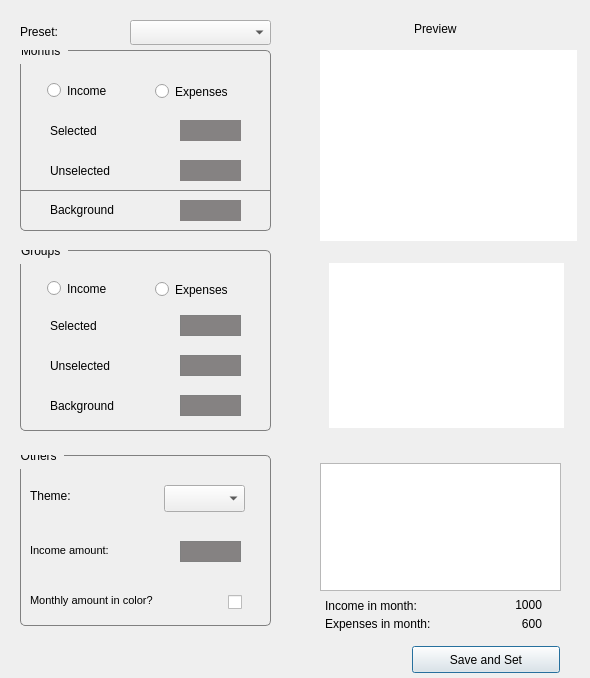
The window that keibomoneytracker/themecolorsdialog.ui (Carlos-CDM/Keibo-MoneyTracker) describes before a commit, drawn with Qt 5.
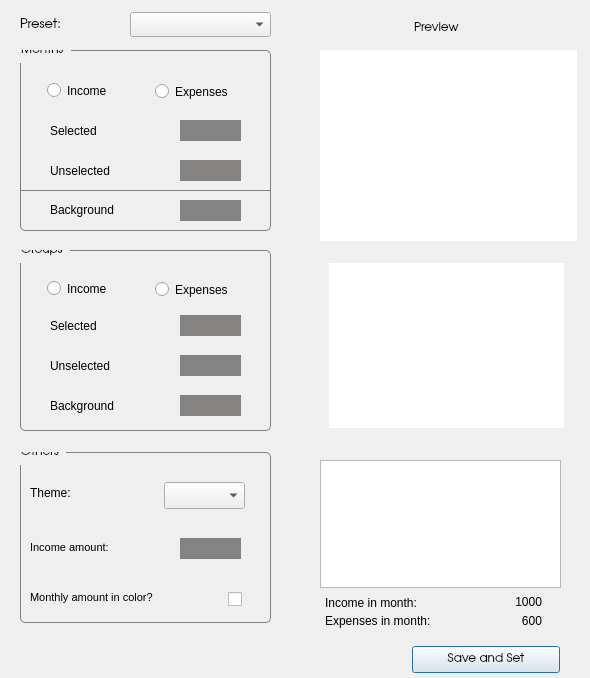
The same window after the commit. Custom widgets are drawn as their Qt base class.

```diff
--- a/keibomoneytracker/themecolorsdialog.ui
+++ b/keibomoneytracker/themecolorsdialog.ui
@@ -46,14 +46,15 @@
    <property name="geometry">
     <rect>
      <x>20</x>
-     <y>20</y>
+     <y>13</y>
      <width>111</width>
      <height>24</height>
     </rect>
    </property>
    <property name="font">
     <font>
-     <family>MS Shell Dlg 2</family>
+     <family>URW Gothic L</family>
+     <pointsize>10</pointsize>
     </font>
    </property>
    <property name="text">
@@ -64,14 +65,15 @@
    <property name="geometry">
     <rect>
      <x>130</x>
-     <y>20</y>
+     <y>12</y>
      <width>141</width>
      <height>25</height>
     </rect>
    </property>
    <property name="font">
     <font>
-     <family>MS Shell Dlg 2</family>
+     <family>DejaVu Sans</family>
+     <pointsize>10</pointsize>
     </font>
    </property>
   </widget>
@@ -84,6 +86,11 @@
      <height>181</height>
     </rect>
    </property>
+   <property name="font">
+    <font>
+     <family>URW Gothic L</family>
+    </font>
+   </property>
    <property name="styleSheet">
     <string notr="true">QGroupBox::title{
         padding: 1 -1px;
@@ -225,6 +232,11 @@
      <height>181</height>
     </rect>
    </property>
+   <property name="font">
+    <font>
+     <family>URW Gothic L</family>
+    </font>
+   </property>
    <property name="styleSheet">
     <string notr="true">QGroupBox::title{
         padding: 1 -1px;
@@ -388,7 +400,7 @@
    <property name="geometry">
     <rect>
      <x>320</x>
-     <y>463</y>
+     <y>460</y>
      <width>241</width>
      <height>128</height>
     </rect>
@@ -415,11 +427,16 @@
    <property name="geometry">
     <rect>
      <x>20</x>
-     <y>455</y>
+     <y>452</y>
      <width>251</width>
      <height>171</height>
     </rect>
    </property>
+   <property name="font">
+    <font>
+     <family>URW Gothic L</family>
+    </font>
+   </property>
    <property name="styleSheet">
     <string notr="true">QGroupBox::title{
         padding: 1 -1px;
@@ -502,6 +519,11 @@
       <height>21</height>
      </rect>
     </property>
+    <property name="font">
+     <font>
+      <pointsize>9</pointsize>
+     </font>
+    </property>
     <property name="text">
      <string>Theme:</string>
     </property>
@@ -515,6 +537,11 @@
       <height>27</height>
      </rect>
     </property>
+    <property name="font">
+     <font>
+      <pointsize>10</pointsize>
+     </font>
+    </property>
    </widget>
    <widget class="QLabel" name="labelTextCheckBox">
     <property name="geometry">
@@ -553,6 +580,11 @@
      <height>17</height>
     </rect>
    </property>
+   <property name="font">
+    <font>
+     <family>URW Gothic L</family>
+    </font>
+   </property>
    <property name="text">
     <string>Preview</string>
    </property>
@@ -568,7 +600,7 @@
    </property>
    <property name="font">
     <font>
-     <family>MS Shell Dlg 2</family>
+     <family>URW Gothic L</family>
      <pointsize>9</pointsize>
     </font>
    </property>
@@ -580,7 +612,7 @@
    <property name="geometry">
     <rect>
      <x>325</x>
-     <y>595</y>
+     <y>592</y>
      <width>161</width>
      <height>21</height>
     </rect>
@@ -599,7 +631,7 @@
    <property name="geometry">
     <rect>
      <x>500</x>
-     <y>613</y>
+     <y>610</y>
      <width>42</width>
      <height>21</height>
     </rect>
@@ -621,7 +653,7 @@
    <property name="geometry">
     <rect>
      <x>325</x>
-     <y>613</y>
+     <y>610</y>
      <width>161</width>
      <height>21</height>
     </rect>
@@ -640,7 +672,7 @@
    <property name="geometry">
     <rect>
      <x>490</x>
-     <y>594</y>
+     <y>591</y>
      <width>52</width>
      <height>21</height>
     </rect>
```
Left out of the diff: 50 changed lines with no effect on the pictures.
